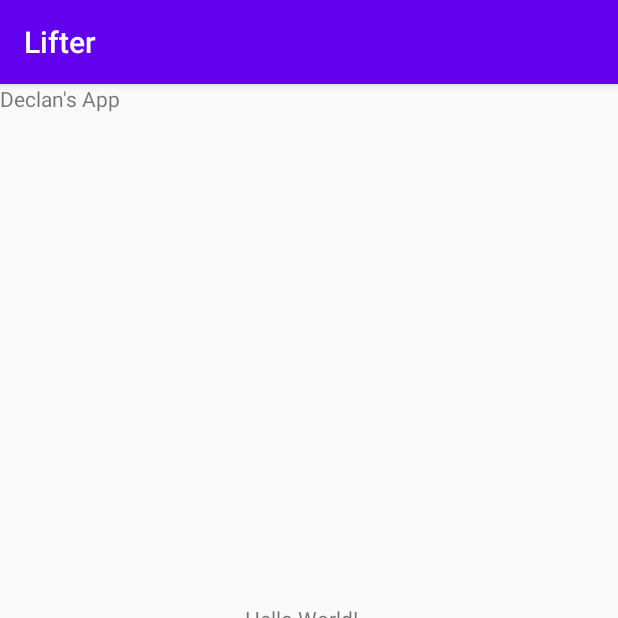
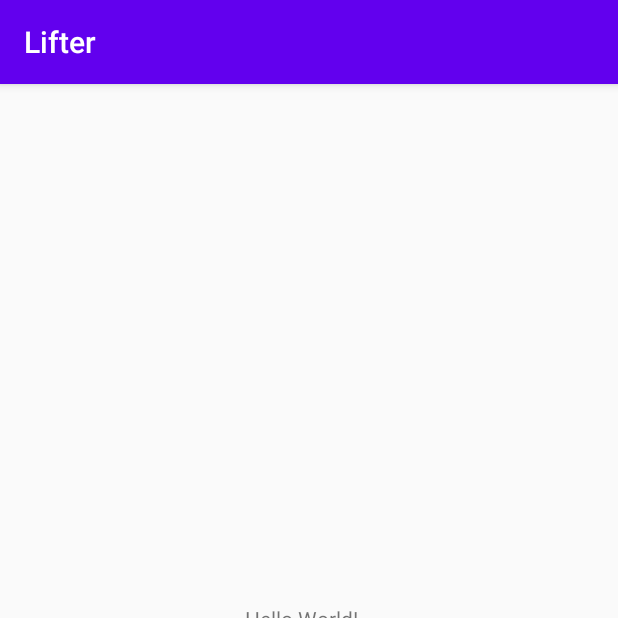
Before and after one commit to DeclanSweeney/lifter_inc, an Android app: the screen it shows after launch (MainActivity), on a phone screen of 412 x 824 dp, the top half of it. Run offline under Robolectric (Android 15) with nearby library versions, the phone set to English and light mode, and no system bars.

Commit message:
group commit test

```diff
--- a/Lifter/app/src/main/res/layout/activity_main.xml
+++ b/Lifter/app/src/main/res/layout/activity_main.xml
@@ -42,12 +42,4 @@
         app:layout_constraintTop_toTopOf="parent"
         app:layout_constraintVertical_bias="0.976" />
 
-    <TextView
-        android:id="@+id/textView2"
-        android:layout_width="wrap_content"
-        android:layout_height="wrap_content"
-        android:text="Declan's App"
-        tools:layout_editor_absoluteX="183dp"
-        tools:layout_editor_absoluteY="73dp" />
-
 </androidx.constraintlayout.widget.ConstraintLayout>
```
